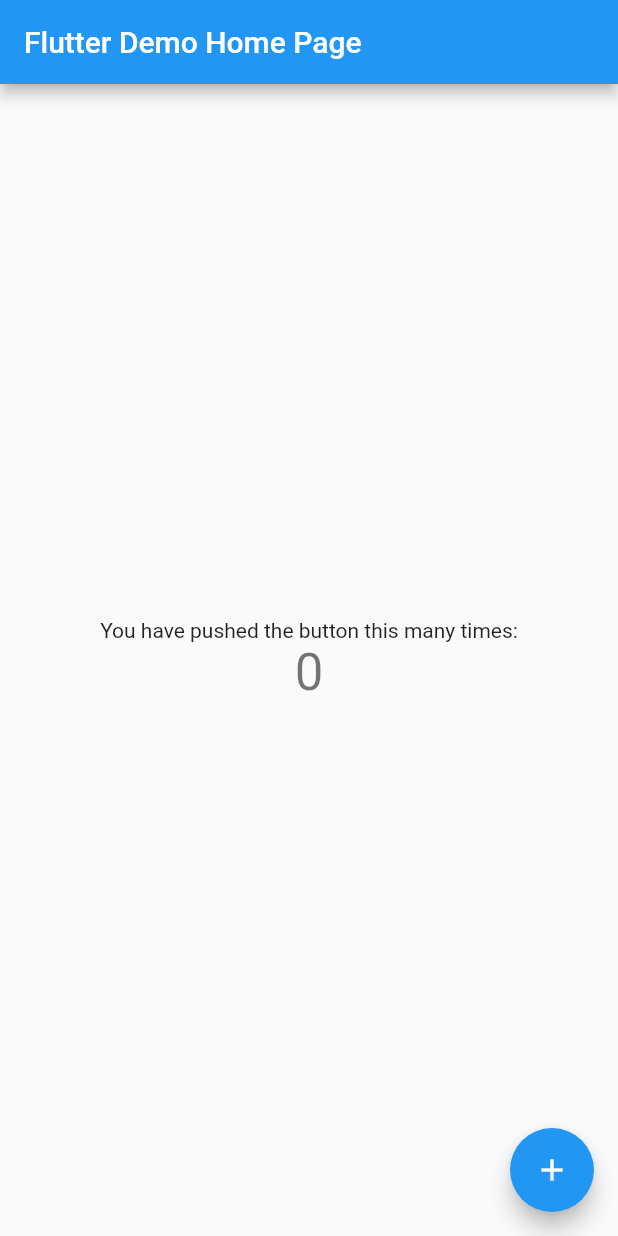
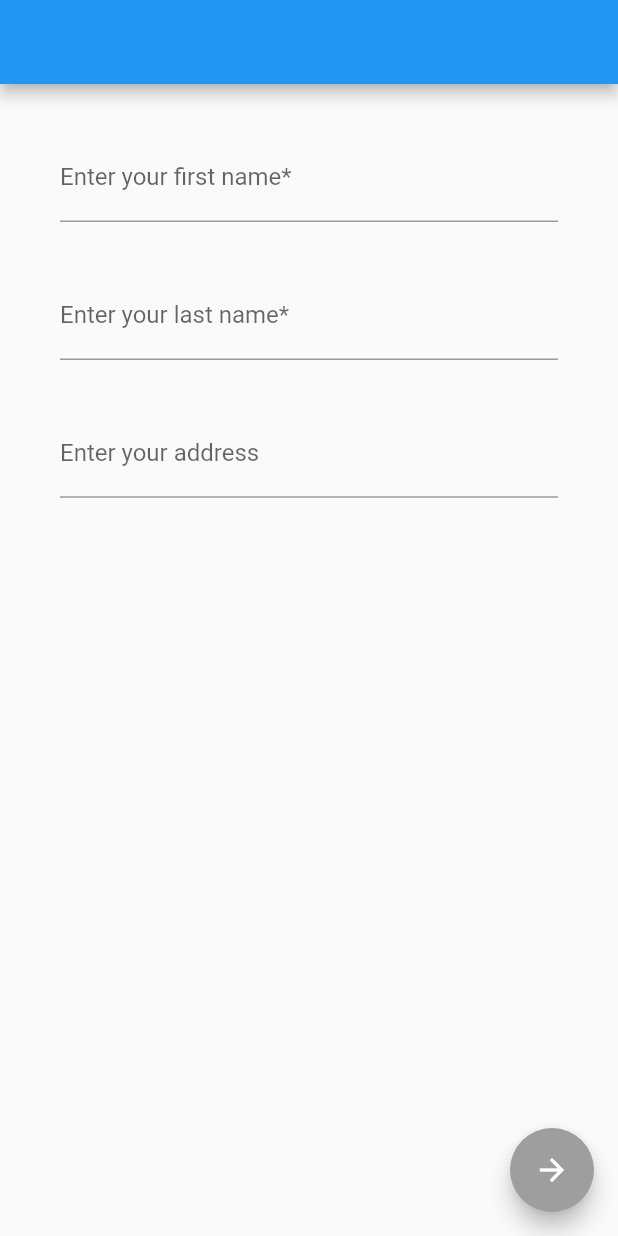
Before and after one commit to rabindra2049/Multi-TextField-Validator, a Flutter app: the screen it shows after launch, on a phone screen of 412 x 824 dp. Run offline on Flutter 3.47's test engine with Material 2 defaults, Android fonts, the phone set to English and light mode, and no system bars; missing offline and left inert: dart:ffi.

Commit message:
Implement Validator in text field

```diff
--- a/validator_without_cubit/lib/main.dart
+++ b/validator_without_cubit/lib/main.dart
@@ -1,4 +1,5 @@
 import 'package:flutter/material.dart';
+import 'package:validator_without_cubit/screen/widget_validtor_test.dart';
 
 void main() {
   runApp(const MyApp());
@@ -11,105 +12,11 @@
   @override
   Widget build(BuildContext context) {
     return MaterialApp(
-      title: 'Flutter Demo',
+      title: 'Flutter Widget Validator Demo',
       theme: ThemeData(
-        // This is the theme of your application.
-        //
-        // Try running your application with "flutter run". You'll see the
-        // application has a blue toolbar. Then, without quitting the app, try
-        // changing the primarySwatch below to Colors.green and then invoke
-        // "hot reload" (press "r" in the console where you ran "flutter run",
-        // or simply save your changes to "hot reload" in a Flutter IDE).
-        // Notice that the counter didn't reset back to zero; the application
-        // is not restarted.
         primarySwatch: Colors.blue,
       ),
-      home: const MyHomePage(title: 'Flutter Demo Home Page'),
+      home: const WidgetValidatorTest(),
     );
   }
 }
-
-class MyHomePage extends StatefulWidget {
-  const MyHomePage({super.key, required this.title});
-
-  // This widget is the home page of your application. It is stateful, meaning
-  // that it has a State object (defined below) that contains fields that affect
-  // how it looks.
-
-  // This class is the configuration for the state. It holds the values (in this
-  // case the title) provided by the parent (in this case the App widget) and
-  // used by the build method of the State. Fields in a Widget subclass are
-  // always marked "final".
-
-  final String title;
-
-  @override
-  State<MyHomePage> createState() => _MyHomePageState();
-}
-
-class _MyHomePageState extends State<MyHomePage> {
-  int _counter = 0;
-
-  void _incrementCounter() {
-    setState(() {
-      // This call to setState tells the Flutter framework that something has
-      // changed in this State, which causes it to rerun the build method below
-      // so that the display can reflect the updated values. If we changed
-      // _counter without calling setState(), then the build method would not be
-      // called again, and so nothing would appear to happen.
-      _counter++;
-    });
-  }
-
-  @override
-  Widget build(BuildContext context) {
-    // This method is rerun every time setState is called, for instance as done
-    // by the _incrementCounter method above.
-    //
-    // The Flutter framework has been optimized to make rerunning build methods
-    // fast, so that you can just rebuild anything that needs updating rather
-    // than having to individually change instances of widgets.
-    return Scaffold(
-      appBar: AppBar(
-        // Here we take the value from the MyHomePage object that was created by
-        // the App.build method, and use it to set our appbar title.
-        title: Text(widget.title),
-      ),
-      body: Center(
-        // Center is a layout widget. It takes a single child and positions it
-        // in the middle of the parent.
-        child: Column(
-          // Column is also a layout widget. It takes a list of children and
-          // arranges them vertically. By default, it sizes itself to fit its
-          // children horizontally, and tries to be as tall as its parent.
-          //
-          // Invoke "debug painting" (press "p" in the console, choose the
-          // "Toggle Debug Paint" action from the Flutter Inspector in Android
-          // Studio, or the "Toggle Debug Paint" command in Visual Studio Code)
-          // to see the wireframe for each widget.
-          //
-          // Column has various properties to control how it sizes itself and
-          // how it positions its children. Here we use mainAxisAlignment to
-          // center the children vertically; the main axis here is the vertical
-          // axis because Columns are vertical (the cross axis would be
-          // horizontal).
-          mainAxisAlignment: MainAxisAlignment.center,
-          children: <Widget>[
-            const Text(
-              'You have pushed the button this many times:',
-            ),
-            Text(
-              '$_counter',
-              style: Theme.of(context).textTheme.headlineMedium,
-            ),
-          ],
-        ),
-      ),
-      floatingActionButton: FloatingActionButton(
-        onPressed: _incrementCounter,
-        tooltip: 'Increment',
-        child: const Icon(Icons.add),
-      ), // This trailing comma makes auto-formatting nicer for build methods.
-    );
-  }
-}
--- /dev/null
+++ b/validator_without_cubit/lib/screen/widget_validtor_test.dart
@@ -0,0 +1,114 @@
+import 'package:flutter/cupertino.dart';
+import 'package:flutter/material.dart';
+import 'package:validator_without_cubit/validator/widget_validator.dart';
+import 'package:validator_without_cubit/validator/widget_validator_listener.dart';
+
+class WidgetValidatorTest extends StatefulWidget {
+  const WidgetValidatorTest({Key? key}) : super(key: key);
+
+  @override
+  State<WidgetValidatorTest> createState() => _WidgetValidatorState();
+}
+
+class _WidgetValidatorState extends State<WidgetValidatorTest>
+    implements WidgetValidatorListener {
+  final formKey = GlobalKey<FormState>();
+  final lastNameKey = GlobalKey<FormState>();
+  late WidgetValidator _widgetValidator;
+
+  @override
+  void initState() {
+    super.initState();
+    _widgetValidator = WidgetValidator(this);
+    _widgetValidator.registerWidgetForValidation(formKey);
+    _widgetValidator.registerWidgetForValidation(lastNameKey);
+  }
+
+  String name = "";
+  String errorTextvalue = '';
+  String errorTextvalue1 = '';
+  bool isValidate = false;
+
+  @override
+  Widget build(BuildContext context) {
+    final double height = MediaQuery.of(context).size.height;
+    return Scaffold(
+      appBar: AppBar(),
+      body: Container(
+        padding: const EdgeInsets.only(left: 40, right: 40),
+        child: Form(
+          child: Column(
+            crossAxisAlignment: CrossAxisAlignment.start,
+            children: [
+              SizedBox(height: height * 0.04),
+              TextFormField(
+                key: formKey,
+                decoration: InputDecoration(
+                    labelText: "Enter your first name*",
+                    errorText: errorTextvalue.isEmpty
+                        ? null
+                        : "Enter Correct first name"),
+                onChanged: (value) {
+                  setState(() {
+                    if (RegExp(r'^[a-z A-Z]+$').hasMatch(value)) {
+                      errorTextvalue = '';
+                      _widgetValidator.updateWidgetState(formKey, true);
+                    } else {
+                      _widgetValidator.updateWidgetState(formKey, false);
+                      errorTextvalue = value;
+                    }
+                  });
+                },
+              ),
+              SizedBox(height: height * 0.04),
+              TextFormField(
+                key: lastNameKey,
+                decoration: InputDecoration(
+                    labelText: "Enter your last name*",
+                    errorText: errorTextvalue1.isEmpty
+                        ? null
+                        : "Enter Correct last name"),
+                onChanged: (value) {
+                  setState(() {
+                    if (RegExp(r'^[a-z A-Z]+$').hasMatch(value)) {
+                      errorTextvalue1 = '';
+                      _widgetValidator.updateWidgetState(lastNameKey, true);
+                    } else {
+                      _widgetValidator.updateWidgetState(lastNameKey, false);
+                      errorTextvalue1 = value;
+                    }
+                  });
+                },
+              ),
+              SizedBox(height: height * 0.04),
+              TextFormField(
+                decoration: const InputDecoration(
+                  labelText: "Enter your address",
+                ),
+              ),
+            ],
+          ),
+        ),
+      ),
+      floatingActionButton: FloatingActionButton(
+        onPressed: () {},
+        backgroundColor: isValidate ? Colors.red : Colors.grey,
+        child: const Icon(Icons.arrow_forward),
+      ),
+    );
+  }
+
+  @override
+  void onAllWidgetValidationFailed() {
+    setState(() {
+      isValidate = false;
+    });
+  }
+
+  @override
+  void onAllWidgetValidationSuccess() {
+    setState(() {
+      isValidate = true;
+    });
+  }
+}
```
Also changed, not shown: 1 other file.
